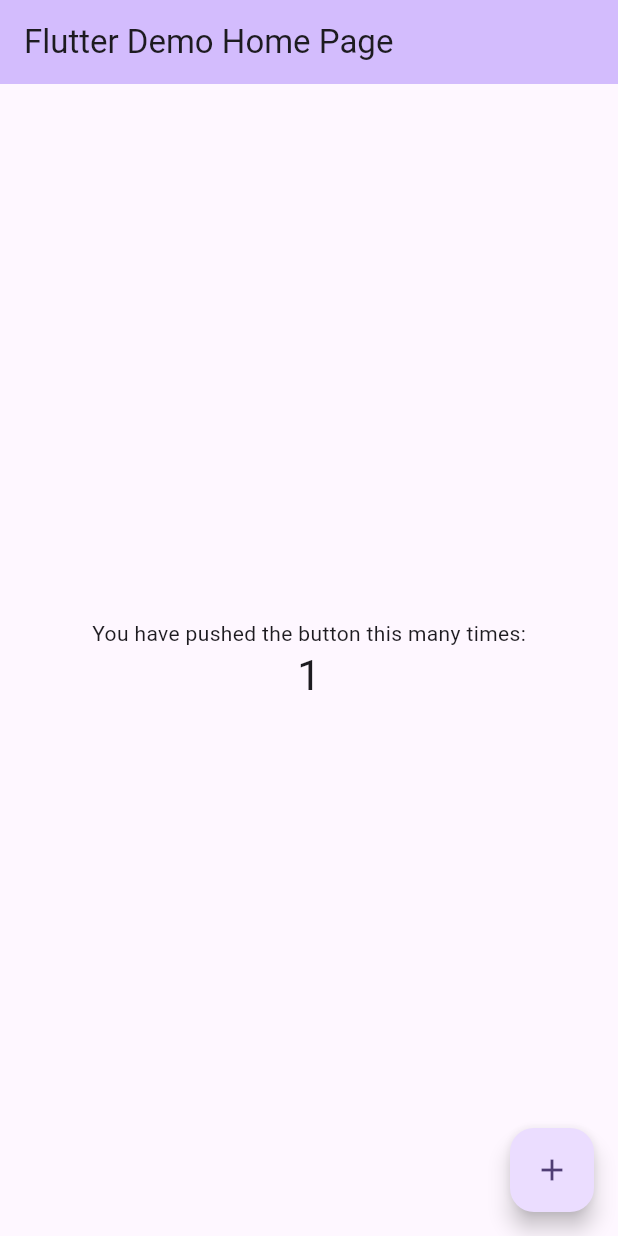
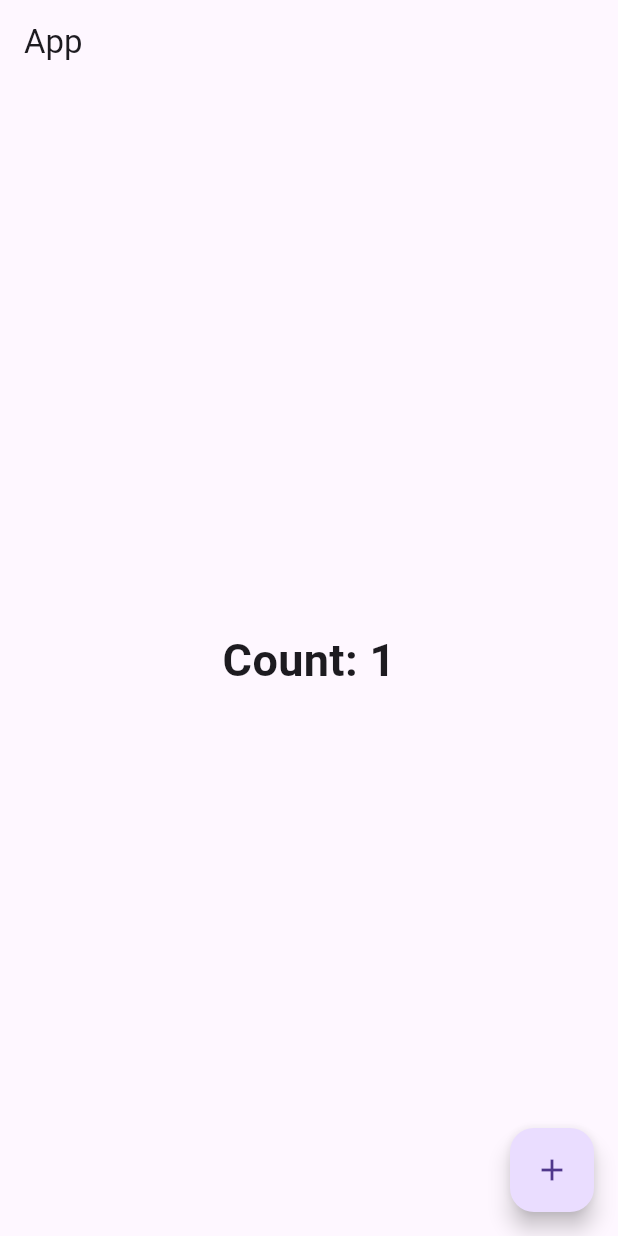
Before and after one commit to yejun614/flutter-server-driven-ui, a Flutter app: the screen it shows after launch, after a tap on the "add" icon, on a phone screen of 412 x 824 dp. Run offline on Flutter 3.47's test engine with Material 3 defaults, Android fonts, the phone set to English and light mode, and no system bars; our stand-ins replace flutter_hooks, flutter_riverpod, go_router, hooks_riverpod, riverpod_annotation; generated files the repository leaves out were written again.

Commit message:
feat: 예제 view 추가

```diff
--- a/lib/main.dart
+++ b/lib/main.dart
@@ -1,125 +1,29 @@
 import 'package:flutter/material.dart';
+import 'package:flutter_riverpod/flutter_riverpod.dart';
+import 'package:flutter_server_driven_ui/presentation/my-app/screen/my_app_screen.dart';
+import 'package:go_router/go_router.dart';
+
+final _router = GoRouter(
+  routes: [
+    GoRoute(path: "/", builder: (context, state) => const MyAppScreen()),
+  ],
+);
 
 void main() {
-  runApp(const MyApp());
+  runApp(
+    const ProviderScope(
+      child: App(),
+    ),
+  );
 }
 
-class MyApp extends StatelessWidget {
-  const MyApp({super.key});
+class App extends StatelessWidget {
+  const App({super.key});
 
-  // This widget is the root of your application.
   @override
   Widget build(BuildContext context) {
-    return MaterialApp(
-      title: 'Flutter Demo',
-      theme: ThemeData(
-        // This is the theme of your application.
-        //
-        // TRY THIS: Try running your application with "flutter run". You'll see
-        // the application has a purple toolbar. Then, without quitting the app,
-        // try changing the seedColor in the colorScheme below to Colors.green
-        // and then invoke "hot reload" (save your changes or press the "hot
-        // reload" button in a Flutter-supported IDE, or press "r" if you used
-        // the command line to start the app).
-        //
-        // Notice that the counter didn't reset back to zero; the application
-        // state is not lost during the reload. To reset the state, use hot
-        // restart instead.
-        //
-        // This works for code too, not just values: Most code changes can be
-        // tested with just a hot reload.
-        colorScheme: ColorScheme.fromSeed(seedColor: Colors.deepPurple),
-        useMaterial3: true,
-      ),
-      home: const MyHomePage(title: 'Flutter Demo Home Page'),
+    return MaterialApp.router(
+      routerConfig: _router,
     );
   }
 }
-
-class MyHomePage extends StatefulWidget {
-  const MyHomePage({super.key, required this.title});
-
-  // This widget is the home page of your application. It is stateful, meaning
-  // that it has a State object (defined below) that contains fields that affect
-  // how it looks.
-
-  // This class is the configuration for the state. It holds the values (in this
-  // case the title) provided by the parent (in this case the App widget) and
-  // used by the build method of the State. Fields in a Widget subclass are
-  // always marked "final".
-
-  final String title;
-
-  @override
-  State<MyHomePage> createState() => _MyHomePageState();
-}
-
-class _MyHomePageState extends State<MyHomePage> {
-  int _counter = 0;
-
-  void _incrementCounter() {
-    setState(() {
-      // This call to setState tells the Flutter framework that something has
-      // changed in this State, which causes it to rerun the build method below
-      // so that the display can reflect the updated values. If we changed
-      // _counter without calling setState(), then the build method would not be
-      // called again, and so nothing would appear to happen.
-      _counter++;
-    });
-  }
-
-  @override
-  Widget build(BuildContext context) {
-    // This method is rerun every time setState is called, for instance as done
-    // by the _incrementCounter method above.
-    //
-    // The Flutter framework has been optimized to make rerunning build methods
-    // fast, so that you can just rebuild anything that needs updating rather
-    // than having to individually change instances of widgets.
-    return Scaffold(
-      appBar: AppBar(
-        // TRY THIS: Try changing the color here to a specific color (to
-        // Colors.amber, perhaps?) and trigger a hot reload to see the AppBar
-        // change color while the other colors stay the same.
-        backgroundColor: Theme.of(context).colorScheme.inversePrimary,
-        // Here we take the value from the MyHomePage object that was created by
-        // the App.build method, and use it to set our appbar title.
-        title: Text(widget.title),
-      ),
-      body: Center(
-        // Center is a layout widget. It takes a single child and positions it
-        // in the middle of the parent.
-        child: Column(
-          // Column is also a layout widget. It takes a list of children and
-          // arranges them vertically. By default, it sizes itself to fit its
-          // children horizontally, and tries to be as tall as its parent.
-          //
-          // Column has various properties to control how it sizes itself and
-          // how it positions its children. Here we use mainAxisAlignment to
-          // center the children vertically; the main axis here is the vertical
-          // axis because Columns are vertical (the cross axis would be
-          // horizontal).
-          //
-          // TRY THIS: Invoke "debug painting" (choose the "Toggle Debug Paint"
-          // action in the IDE, or press "p" in the console), to see the
-          // wireframe for each widget.
-          mainAxisAlignment: MainAxisAlignment.center,
-          children: <Widget>[
-            const Text(
-              'You have pushed the button this many times:',
-            ),
-            Text(
-              '$_counter',
-              style: Theme.of(context).textTheme.headlineMedium,
-            ),
-          ],
-        ),
-      ),
-      floatingActionButton: FloatingActionButton(
-        onPressed: _incrementCounter,
-        tooltip: 'Increment',
-        child: const Icon(Icons.add),
-      ), // This trailing comma makes auto-formatting nicer for build methods.
-    );
-  }
-}
--- /dev/null
+++ b/lib/presentation/my-app/component/my_app_component.dart
@@ -0,0 +1,22 @@
+import 'package:flutter/material.dart';
+import 'package:flutter_server_driven_ui/presentation/my-app/component/my_app_viewmodel.dart';
+import 'package:hooks_riverpod/hooks_riverpod.dart';
+
+class MyAppComponent extends HookConsumerWidget {
+  const MyAppComponent({super.key});
+
+  @override
+  Widget build(BuildContext context, WidgetRef ref) {
+    final viewModel = ref.watch(myAppViewModelProvider);
+
+    return Center(
+      child: Text(
+        "Count: ${viewModel.count}",
+        style: const TextStyle(
+          fontSize: 30,
+          fontWeight: FontWeight.bold,
+        ),
+      ),
+    );
+  }
+}
--- /dev/null
+++ b/lib/presentation/my-app/component/my_app_viewmodel.dart
@@ -0,0 +1,16 @@
+import 'package:flutter_server_driven_ui/presentation/my-app/model/my_app_state.dart';
+import 'package:riverpod_annotation/riverpod_annotation.dart';
+
+part "my_app_viewmodel.g.dart";
+
+@riverpod
+class MyAppViewModel extends _$MyAppViewModel {
+  @override
+  MyAppState build() {
+    return MyAppState();
+  }
+
+  void increase() {
+    state.count++;
+  }
+}
--- /dev/null
+++ b/lib/presentation/my-app/model/my_app_state.dart
@@ -0,0 +1,7 @@
+class MyAppState {
+  int count;
+
+  MyAppState({
+    this.count = 0,
+  });
+}
--- /dev/null
+++ b/lib/presentation/my-app/screen/my_app_screen.dart
@@ -0,0 +1,31 @@
+import 'package:flutter/material.dart';
+import 'package:flutter_hooks/flutter_hooks.dart';
+import 'package:flutter_server_driven_ui/presentation/my-app/component/my_app_component.dart';
+import 'package:flutter_server_driven_ui/presentation/my-app/component/my_app_viewmodel.dart';
+import 'package:hooks_riverpod/hooks_riverpod.dart';
+
+class MyAppScreen extends HookConsumerWidget {
+  const MyAppScreen({super.key});
+
+  @override
+  Widget build(BuildContext context, WidgetRef ref) {
+    final notifier = ref.watch(myAppViewModelProvider.notifier);
+    final renderCount = useState(0);
+
+    return Scaffold(
+      appBar: AppBar(
+        title: const Text("App"),
+      ),
+      floatingActionButton: FloatingActionButton(
+        onPressed: () {
+          notifier.increase();
+          renderCount.value++;
+        },
+        child: const Icon(Icons.add),
+      ),
+      body: MyAppComponent(
+        key: ValueKey(renderCount.value),
+      ),
+    );
+  }
+}
```
Also changed, not shown: lib/presentation/my-app/component/my_app_viewmodel.g.dart (added).
